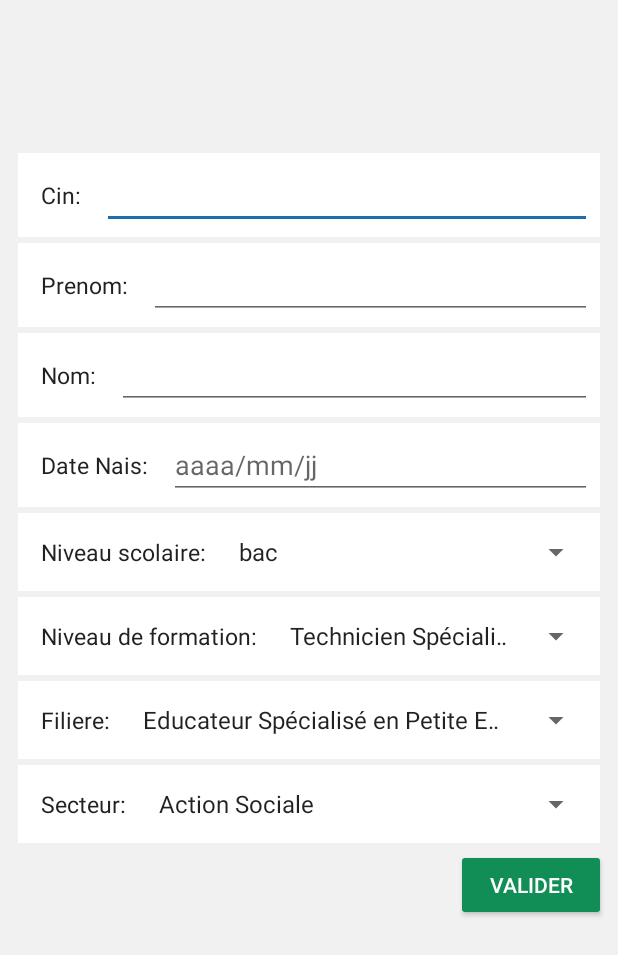
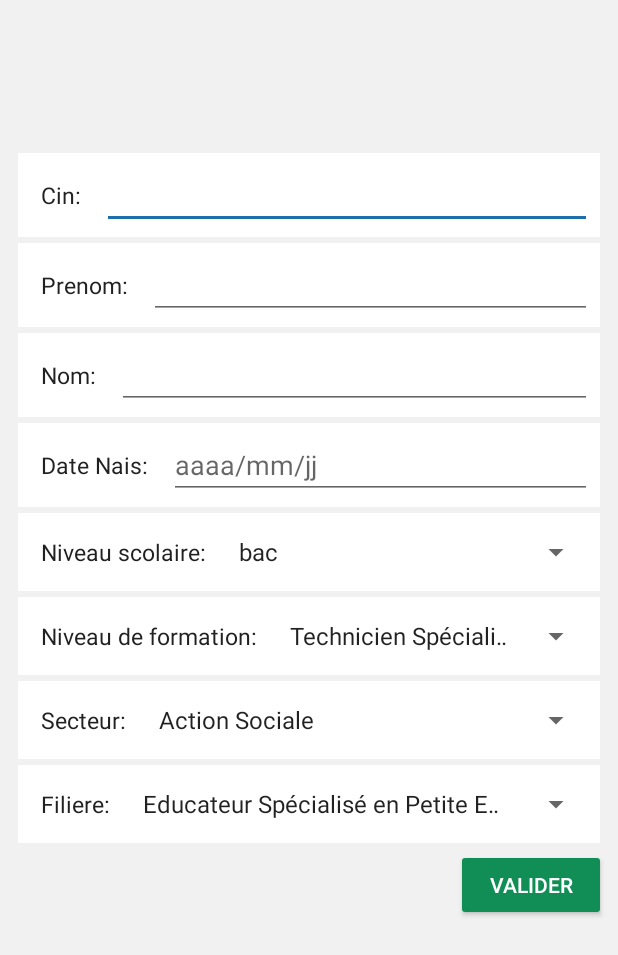
Before and after one commit to TAYBI/stage-android-app, an Android app: the screen it shows after launch (MainActivity), on a phone screen of 412 x 824 dp. Shown: the top 955 px of the screen. Run offline under Robolectric (Android 15) with nearby library versions, the phone set to English and light mode, and no system bars.

```diff
--- a/app/src/main/java/com/example/ofppt2/DataManager.java
+++ b/app/src/main/java/com/example/ofppt2/DataManager.java
@@ -43,7 +43,6 @@ public class DataManager {
         return null;
     }
 
-
     public void setFiliere(Filiere filiere) {
         Filieres.add(filiere);
     }
--- a/app/src/main/res/layout/activity_main.xml
+++ b/app/src/main/res/layout/activity_main.xml
@@ -181,6 +181,34 @@
         </LinearLayout>
 
         <LinearLayout
+            android:id="@+id/linearLayout8"
+            android:layout_width="match_parent"
+            android:layout_height="wrap_content"
+            android:layout_marginStart="8dp"
+            android:layout_marginTop="4dp"
+            android:layout_marginEnd="8dp"
+            android:background="@android:color/white"
+            android:orientation="horizontal"
+            android:padding="5dp">
+
+            <TextView
+                android:layout_width="wrap_content"
+                android:layout_height="match_parent"
+                android:gravity="center_vertical"
+                android:padding="10dp"
+                android:text="Secteur: "
+                android:textColor="@color/dark"
+                android:textSize="@dimen/text_mud" />
+
+            <Spinner
+                android:id="@+id/spinner_secteur"
+                android:layout_width="match_parent"
+                android:layout_height="match_parent"
+                android:layout_weight="1" />
+
+        </LinearLayout>
+
+        <LinearLayout
             android:id="@+id/linearLayout7"
             android:layout_width="match_parent"
             android:layout_height="wrap_content"
@@ -208,34 +236,6 @@
 
         </LinearLayout>
 
-        <LinearLayout
-            android:id="@+id/linearLayout8"
-            android:layout_width="match_parent"
-            android:layout_height="wrap_content"
-            android:layout_marginStart="8dp"
-            android:layout_marginTop="4dp"
-            android:layout_marginEnd="8dp"
-            android:background="@android:color/white"
-            android:orientation="horizontal"
-            android:padding="5dp">
-
-            <TextView
-                android:layout_width="wrap_content"
-                android:layout_height="match_parent"
-                android:gravity="center_vertical"
-                android:padding="10dp"
-                android:text="Secteur: "
-                android:textColor="@color/dark"
-                android:textSize="@dimen/text_mud" />
-
-            <Spinner
-                android:id="@+id/spinner_secteur"
-                android:layout_width="match_parent"
-                android:layout_height="match_parent"
-                android:layout_weight="1" />
-
-        </LinearLayout>
-
         <Button
             android:id="@+id/valider"
             android:layout_width="100dp"
```
Also changed, not shown: app/src/main/java/com/example/ofppt2/Filiere_info.java (+10 -0 lines), app/src/main/java/com/example/ofppt2/MainActivity.java (+6 -1 lines), app/src/main/java/com/example/ofppt2/classes/Filiere.java (+47 -1 lines), app/src/main/res/layout/activity_filiere_info.xml (+9 -0 lines).
